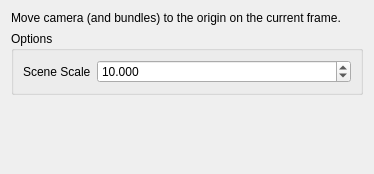
Before: the Qt Designer form python/mmSolver/tools/setcameraoriginframe/ui/originframe_layout.ui in david-cattermole/mayaMatchMoveSolver, drawn with Qt 5.
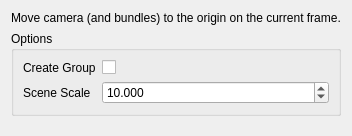
After: the same form once the commit is applied.

Commit message: Create group for "Set Camera Origin Frame" tool

Patch:
```diff
--- a/python/mmSolver/tools/setcameraoriginframe/ui/originframe_layout.ui
+++ b/python/mmSolver/tools/setcameraoriginframe/ui/originframe_layout.ui
@@ -6,8 +6,8 @@
    <rect>
     <x>0</x>
     <y>0</y>
-    <width>374</width>
-    <height>174</height>
+    <width>319</width>
+    <height>136</height>
    </rect>
   </property>
   <property name="windowTitle">
@@ -27,16 +27,24 @@
       <string>Options</string>
      </property>
      <layout class="QFormLayout" name="options_layout">
-      <item row="2" column="0">
+      <item row="0" column="0">
+       <widget class="QLabel" name="createGroup_label">
+        <property name="text">
+         <string>Create Group</string>
+        </property>
+       </widget>
+      </item>
+      <item row="0" column="1">
+       <widget class="QCheckBox" name="createGroup_checkBox"/>
+      </item>
+      <item row="1" column="0">
        <widget class="QLabel" name="sceneScale_label">
         <property name="text">
          <string>Scene Scale</string>
         </property>
        </widget>
       </item>
-      <item row="2" column="1">
-       <layout class="QHBoxLayout" name="sceneScale_layout">
-        <item>
+      <item row="1" column="1">
          <widget class="QDoubleSpinBox" name="sceneScale_doubleSpinBox">
           <property name="decimals">
            <number>3</number>
@@ -48,8 +56,6 @@
            <double>10.000000000000000</double>
           </property>
          </widget>
-        </item>
-       </layout>
       </item>
      </layout>
     </widget>
```
Lines whose indentation alone changed are shown as unchanged. The commit also changes 4 other files.
